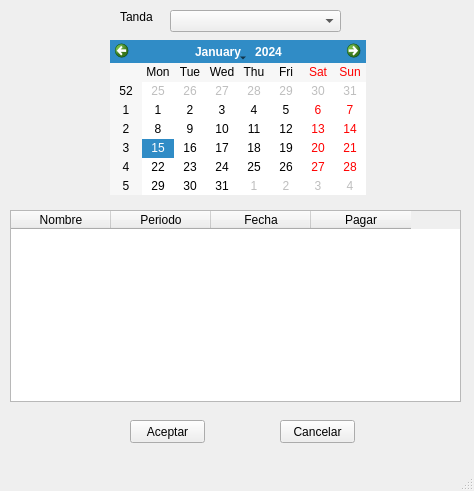
Before: the Qt Designer form Qt/forms/pagosView.ui in wdjimenez/tandasPython, drawn with Qt 5.
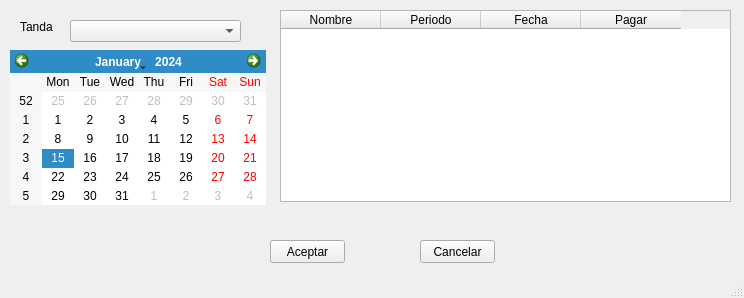
After: the same form once the commit is applied.

Commit message: nuevo diseño pantalla Pagos

What changed in the file:
```diff
--- a/Qt/forms/pagosView.ui
+++ b/Qt/forms/pagosView.ui
@@ -6,20 +6,20 @@
    <rect>
     <x>0</x>
     <y>0</y>
-    <width>474</width>
-    <height>491</height>
+    <width>744</width>
+    <height>298</height>
    </rect>
   </property>
   <property name="minimumSize">
    <size>
-    <width>474</width>
-    <height>491</height>
+    <width>0</width>
+    <height>0</height>
    </size>
   </property>
   <property name="maximumSize">
    <size>
-    <width>474</width>
-    <height>491</height>
+    <width>1000</width>
+    <height>1000</height>
    </size>
   </property>
   <property name="windowTitle">
@@ -29,8 +29,8 @@
    <widget class="QLabel" name="label">
     <property name="geometry">
      <rect>
-      <x>120</x>
-      <y>10</y>
+      <x>20</x>
+      <y>20</y>
       <width>46</width>
       <height>13</height>
      </rect>
@@ -42,8 +42,8 @@
    <widget class="QPushButton" name="pushButtonAceptar">
     <property name="geometry">
      <rect>
-      <x>130</x>
-      <y>420</y>
+      <x>270</x>
+      <y>240</y>
       <width>75</width>
       <height>23</height>
      </rect>
@@ -55,8 +55,8 @@
    <widget class="QPushButton" name="pushButtonCancel">
     <property name="geometry">
      <rect>
-      <x>280</x>
-      <y>420</y>
+      <x>420</x>
+      <y>240</y>
       <width>75</width>
       <height>23</height>
      </rect>
@@ -68,8 +68,8 @@
    <widget class="QComboBox" name="comboBoxTandas">
     <property name="geometry">
      <rect>
-      <x>170</x>
-      <y>10</y>
+      <x>70</x>
+      <y>20</y>
       <width>171</width>
       <height>22</height>
      </rect>
@@ -78,8 +78,8 @@
    <widget class="QTableWidget" name="tableWidget">
     <property name="geometry">
      <rect>
-      <x>10</x>
-      <y>210</y>
+      <x>280</x>
+      <y>10</y>
       <width>451</width>
       <height>192</height>
      </rect>
@@ -126,8 +126,8 @@
    <widget class="QCalendarWidget" name="calendarWidget">
     <property name="geometry">
      <rect>
-      <x>110</x>
-      <y>40</y>
+      <x>10</x>
+      <y>50</y>
       <width>256</width>
       <height>155</height>
      </rect>
```
